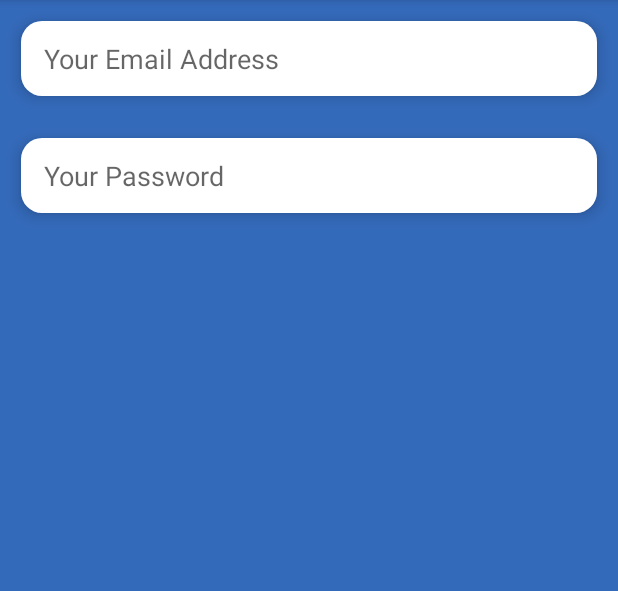
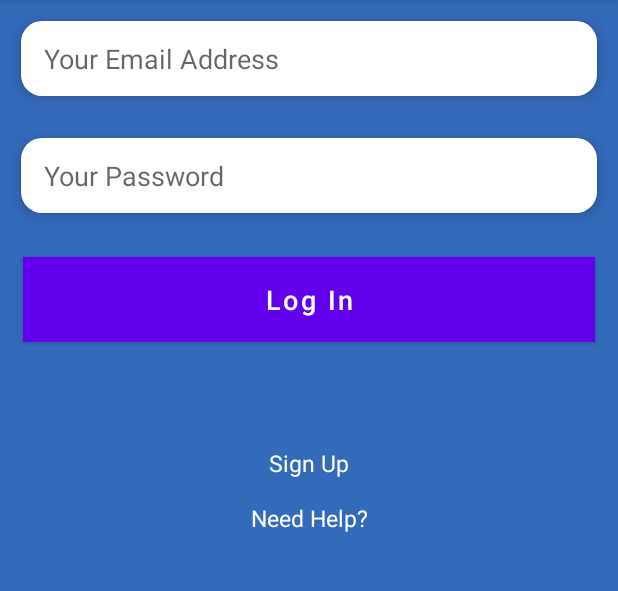
Before and after one commit to hafizsiregar/Binar-chp4-Top3, an Android app: the screen it shows after launch (LoginActivity), on a phone screen of 412 x 824 dp, the part 84-675 px from its top. Run offline under Robolectric (Android 15) with nearby library versions, the phone set to English and light mode, and no system bars; Roboto replaces fonts that are not available here.

Commit message:
add sign up and need help feature

```diff
--- a/app/src/main/res/layout/activity_login.xml
+++ b/app/src/main/res/layout/activity_login.xml
@@ -16,7 +16,8 @@
         android:paddingStart="15dp"
         android:background="@drawable/edit"
         android:inputType="textEmailAddress"
-        android:layout_margin="14dp"/>
+        android:layout_margin="14dp"
+        />
 
     <EditText
         android:layout_width="match_parent"
@@ -26,6 +27,44 @@
         android:hint="Your Password"
         android:background="@drawable/edit"
         android:inputType="textPassword"
-        android:layout_margin="14dp"/>
+        android:layout_margin="14dp"
+        />
+
+    <Button
+        android:layout_width="match_parent"
+        android:layout_height="wrap_content"
+        android:background="#577fbc"
+        android:text="Log In"
+        android:padding="10dp"
+        android:layout_marginTop="15dp"
+        android:layout_marginLeft="15dp"
+        android:layout_marginRight="15dp"
+        android:textAllCaps="false"
+        android:textColor="#ffffff"
+        android:textSize="18sp"
+        />
+
+    <TextView
+        android:layout_width="match_parent"
+        android:layout_height="wrap_content"
+        android:text="Sign Up"
+        android:gravity="center"
+        android:textColor="#ffffff"
+        android:layout_marginTop="70dp"
+        android:textSize="15sp"
+        />
+
+    <TextView
+        android:layout_width="match_parent"
+        android:layout_height="wrap_content"
+        android:text="Need Help?"
+        android:textColor="#ffffff"
+        android:gravity="center"
+        android:layout_marginTop="15dp"
+        android:textSize="15sp"
+        />
+
+
+
 
 </LinearLayout>
```
